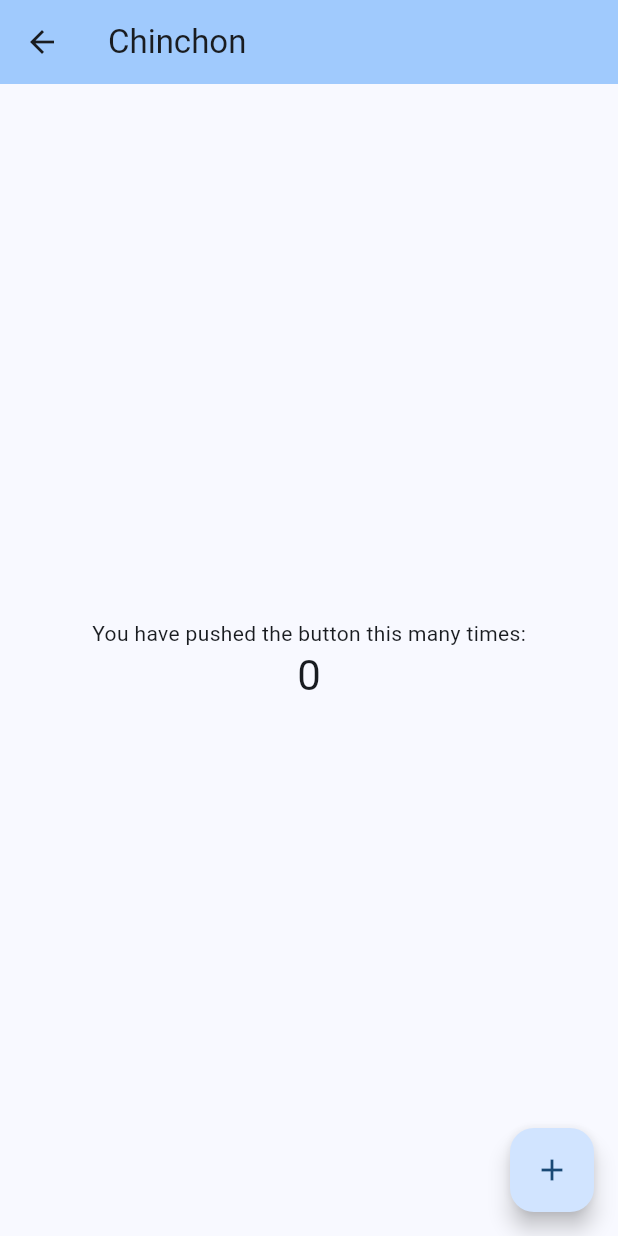
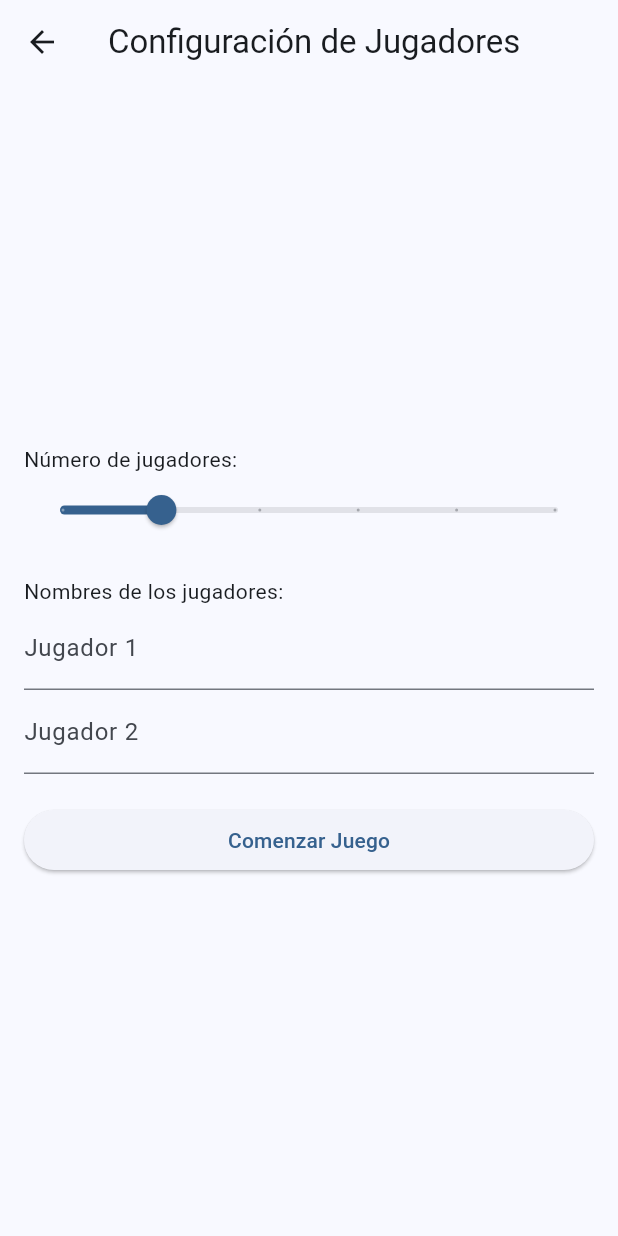
Before and after one commit to velasco10/game_score, a Flutter app: the screen it shows after launch, after a tap on "Chinchon", on a phone screen of 412 x 824 dp. Run offline on Flutter 3.47's test engine with Material 2 defaults, Android fonts, the phone set to English and light mode, and no system bars.

Commit message:
feat: add chinchon logic

```diff
--- a/lib/main.dart
+++ b/lib/main.dart
@@ -3,6 +3,7 @@ import 'package:game_score/presentations/games/chinchon.dart';
 import 'package:game_score/presentations/games/coin.dart';
 import 'package:game_score/presentations/games/dice.dart';
 import 'package:game_score/presentations/games/tennis.dart';
+import 'package:game_score/presentations/menu/setup_page.dart';
 import 'config/theme/app_theme.dart';
 import 'presentations/games/counter.dart';
 import 'presentations/menu.dart';
@@ -24,7 +25,7 @@ class GameScore extends StatelessWidget {
         initialRoute: '/',
         routes: <String, WidgetBuilder>{
           '/': (BuildContext context) => const Menu(),
-          '/chinchon': (BuildContext context) =>const Chinchon(),
+          '/chinchon': (BuildContext context) =>const SetupPage(),
           '/coin': (BuildContext context) =>const Coin(),
           '/counter': (BuildContext context) =>const Counter(),
           '/dice': (BuildContext context) =>const Dice(),
--- a/lib/presentations/games/chinchon.dart
+++ b/lib/presentations/games/chinchon.dart
@@ -1,49 +1,90 @@
 import 'package:flutter/material.dart';
-import 'package:game_score/utils/constants.dart';
 
 class Chinchon extends StatefulWidget {
-  const Chinchon({super.key});
+  final List<String> playerNames;
 
+  const Chinchon({super.key, required this.playerNames});
 
   @override
-  State<Chinchon> createState() => _ChinchonState();
+  _ChinchonState createState() => _ChinchonState();
 }
 
 class _ChinchonState extends State<Chinchon> {
-  int _counter = 0;
+  late List<int> _globalScores;
+  List<TextEditingController> _scoreInputControllers = [];
 
-  void _incrementCounter() {
-    setState(() {
+  @override
+  void initState() {
+    super.initState();
+    _globalScores = List.filled(widget.playerNames.length, 0);
+    _scoreInputControllers = List.generate(widget.playerNames.length, (index) => TextEditingController());
+  }
 
-      _counter++;
-    });
+  @override
+  void dispose() {
+    for (var controller in _scoreInputControllers) {
+      controller.dispose();
+    }
+    super.dispose();
+  }
+
+  void _confirmScores() {
+    for (int i = 0; i < widget.playerNames.length; i++) {
+      int score = int.tryParse(_scoreInputControllers[i].text) ?? 0;
+      setState(() {
+        _globalScores[i] += score;
+        _scoreInputControllers[i].clear();
+      });
+    }
   }
 
   @override
   Widget build(BuildContext context) {
     return Scaffold(
       appBar: AppBar(
-        backgroundColor: Theme.of(context).colorScheme.inversePrimary,
-        title: Text(Constants.chinchonGame),
+        title: const Text('Puntuación Chinchón'),
       ),
-      body: Center(
+      body: Padding(
+        padding: const EdgeInsets.all(16.0),
         child: Column(
-          mainAxisAlignment: MainAxisAlignment.center,
-          children: <Widget>[
-            const Text(
-              'You have pushed the button this many times:',
+          crossAxisAlignment: CrossAxisAlignment.stretch,
+          children: [
+            for (int i = 0; i < widget.playerNames.length; i++)
+              Padding(
+                padding: const EdgeInsets.symmetric(vertical: 8.0),
+                child: Row(
+                  children: [
+                    Expanded(
+                      child: TextFormField(
+                        decoration: InputDecoration(labelText: 'Nombre jugador ${i + 1}'),
+                        initialValue: widget.playerNames[i],
+                        onChanged: (value) {
+                          widget.playerNames[i] = value;
+                        },
+                      ),
+                    ),
+                    const SizedBox(width: 10),
+                    Expanded(
+                      child: TextField(
+                        controller: _scoreInputControllers[i],
+                        keyboardType: TextInputType.number,
+                        decoration: const InputDecoration(labelText: 'Puntuación'),
+                      ),
+                    ),
+                  ],
+                ),
+              ),
+            const SizedBox(height: 20),
+            ElevatedButton(
+              onPressed: _confirmScores,
+              child: const Text('Confirmar y sumar puntuaciones'),
             ),
-            Text(
-              '$_counter',
-              style: Theme.of(context).textTheme.headlineMedium,
-            ),
+            const SizedBox(height: 20),
+            const Text('Puntuaciones Globales:', style: TextStyle(fontSize: 20, fontWeight: FontWeight.bold)),
+            for (int i = 0; i < _globalScores.length; i++)
+              Text('Jugador ${i + 1}: ${_globalScores[i]}', style: const TextStyle(fontSize: 18)),
           ],
         ),
-      ),
-      floatingActionButton: FloatingActionButton(
-        onPressed: _incrementCounter,
-        tooltip: 'Increment',
-        child: const Icon(Icons.add),
       ),
     );
   }
--- a/lib/presentations/menu/menu_list.dart
+++ b/lib/presentations/menu/menu_list.dart
@@ -1,4 +1,5 @@
 import 'package:flutter/material.dart';
+import 'package:game_score/utils/constants.dart';
 
 class MenuList extends StatelessWidget {
   const MenuList({super.key});
@@ -12,11 +13,10 @@ class MenuList extends StatelessWidget {
           onPressed: () {
             Navigator.of(context, rootNavigator: true).pushNamed('/chinchon');
             },
-          child: const Row(
+          child: Row(
             children: [
-              Icon(Icons.deck),
-              // Text(Constants.chinchonGame),
-              Text('Chinchon'),
+              const Icon(Icons.deck),
+              Text(Constants.chinchonGame),
             ],
           ),
         ),
@@ -24,11 +24,10 @@ class MenuList extends StatelessWidget {
           onPressed: () {
             Navigator.of(context, rootNavigator: true).pushNamed('/tennis');
           },
-          child: const Row(
+          child: Row(
             children: [
-              Icon(Icons.sports_tennis),
-              // Text(Constants.tennisGame),
-              Text('Tenis'),
+              const Icon(Icons.sports_tennis),
+              Text(Constants.tennisGame)
             ],
           ),
         ),
@@ -36,11 +35,10 @@ class MenuList extends StatelessWidget {
           onPressed: () {
             Navigator.of(context, rootNavigator: true).pushNamed('/counter');
           },
-          child: const Row(
+          child: Row(
             children: [
-              Icon(Icons.exposure),
-              // Text(Constants.diceGame),
-              Text('Contador'),
+              const Icon(Icons.exposure),
+              Text(Constants.diceGame)
             ],
           ),
         ),
@@ -48,11 +46,10 @@ class MenuList extends StatelessWidget {
           onPressed: () {
             Navigator.of(context, rootNavigator: true).pushNamed('/dice');
           },
-          child: const Row(
+          child: Row(
             children: [
-              Icon(Icons.casino),
-              // Text(Constants.diceGame),
-              Text('Lanzamiento de Dado'),
+              const Icon(Icons.casino),
+              Text(Constants.diceGame)
             ],
           ),
         ),
@@ -60,11 +57,10 @@ class MenuList extends StatelessWidget {
           onPressed: (){
             Navigator.of(context, rootNavigator: true).pushNamed('/coin');
           },
-          child: const Row(
+          child: Row(
             children: [
-              Icon(Icons.rule_folder),
-              // Text(Constants.coinGame),
-              Text('Lanzamiento de Moneda'),
+              const Icon(Icons.rule_folder),
+              Text(Constants.coinGame)
             ],
           ),
         )
--- /dev/null
+++ b/lib/presentations/menu/setup_page.dart
@@ -0,0 +1,81 @@
+import 'package:flutter/material.dart';
+import 'package:game_score/presentations/games/chinchon.dart';
+
+class SetupPage extends StatefulWidget {
+  const SetupPage({super.key});
+
+  @override
+  _SetupPageState createState() => _SetupPageState();
+}
+
+class _SetupPageState extends State<SetupPage> {
+  int _numberOfPlayers = 2;
+  List<String> _playerNames = [];
+
+  @override
+  void initState() {
+    super.initState();
+    // Inicializar la lista de nombres con valores vacíos para todos los jugadores.
+    _playerNames = List.generate(_numberOfPlayers, (index) => '');
+  }
+
+  @override
+  Widget build(BuildContext context) {
+    return Scaffold(
+      appBar: AppBar(
+        title: const Text('Configuración de Jugadores'),
+      ),
+      body: Padding(
+        padding: const EdgeInsets.all(16.0),
+        child: Column(
+          mainAxisAlignment: MainAxisAlignment.center,
+          crossAxisAlignment: CrossAxisAlignment.stretch,
+          children: [
+            const Text('Número de jugadores:'),
+            Slider(
+              value: _numberOfPlayers.toDouble(),
+              min: 1,
+              max: 6,
+              divisions: 5,
+              onChanged: (value) {
+                setState(() {
+                  _numberOfPlayers = value.toInt();
+                  // Asegurarnos de tener suficientes elementos en la lista de nombres.
+                  if (_playerNames.length < _numberOfPlayers) {
+                    _playerNames.addAll(List.generate(_numberOfPlayers - _playerNames.length, (index) => ''));
+                  } else if (_playerNames.length > _numberOfPlayers) {
+                    _playerNames.removeRange(_numberOfPlayers, _playerNames.length);
+                  }
+                });
+              },
+            ),
+            const SizedBox(height: 20),
+            const Text('Nombres de los jugadores:'),
+            for (int i = 0; i < _numberOfPlayers; i++)
+              TextFormField(
+                decoration: InputDecoration(labelText: 'Jugador ${i + 1}'),
+                onChanged: (value) {
+                  setState(() {
+                    _playerNames[i] = value;
+                  });
+                },
+              ),
+            const SizedBox(height: 20),
+            ElevatedButton(
+              onPressed: () {
+                // Navegar a la página de juego con los nombres y valores iniciales.
+                Navigator.push(
+                  context,
+                  MaterialPageRoute(
+                    builder: (context) => Chinchon(playerNames: _playerNames),
+                  ),
+                );
+              },
+              child: const Text('Comenzar Juego'),
+            ),
+          ],
+        ),
+      ),
+    );
+  }
+}
```
Also changed, not shown: lib/presentations/games/coin.dart (+16 -9 lines), 1 other file.
